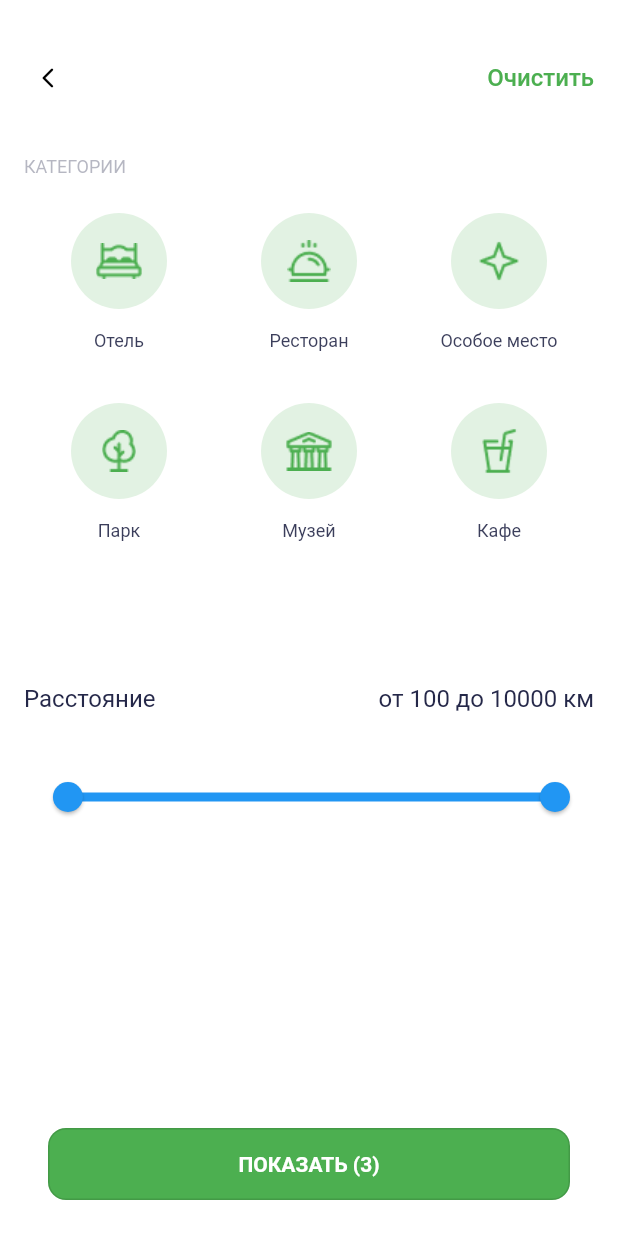
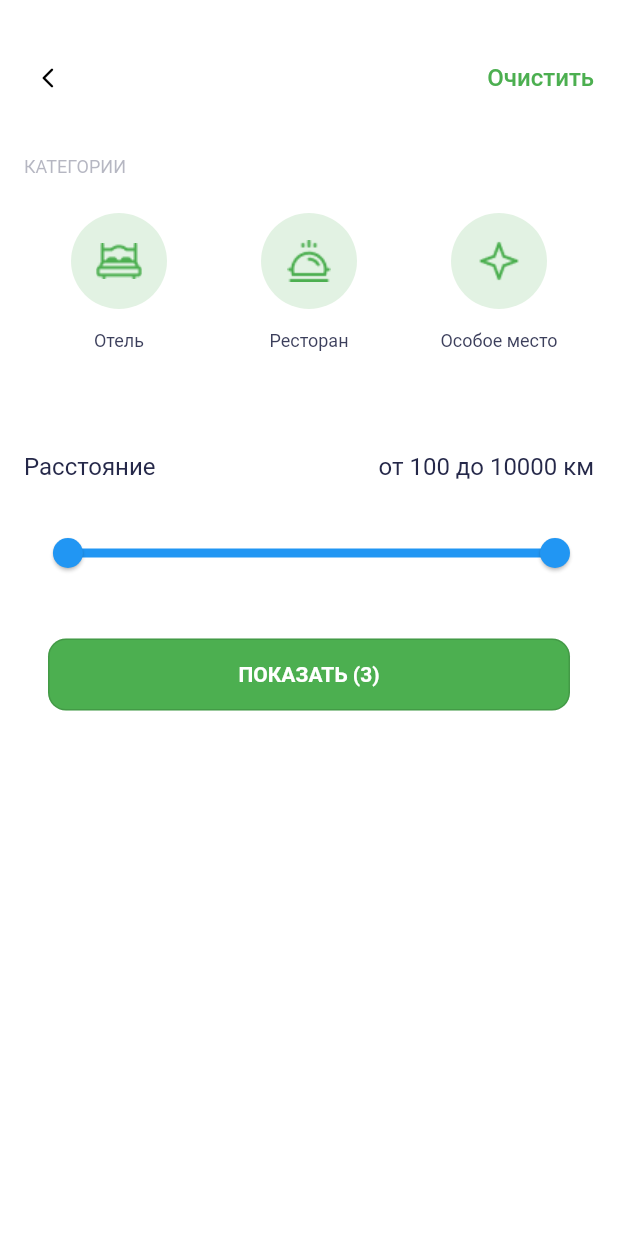
Before and after one commit to sclrew/surf-flutter-course-shturba, a Flutter app: the FilterScreen screen opened by its route, on a phone screen of 412 x 824 dp. Run offline on Flutter 3.47's test engine with Material 2 defaults, Android fonts, the phone set to English and light mode, and no system bars; our stand-ins replace flutter_svg, google_fonts; missing offline and left inert: dart:ffi.

Commit message:
implementing MediaQuery for filterScreen

```diff
--- a/places/lib/ui/screen/filter_screen.dart
+++ b/places/lib/ui/screen/filter_screen.dart
@@ -27,9 +27,11 @@ class _FilterScreenState extends State<FilterScreen> {
   bool isCafe = false;
 
   var _selectedRange = const RangeValues(100, 10000);
+  bool _isSmallScreen = false;
 
   @override
   Widget build(BuildContext context) {
+    if (MediaQuery.of(context).size.width < 481) _isSmallScreen = true;
     return Scaffold(
       body: Container(
         padding: const EdgeInsets.symmetric(horizontal: 16),
@@ -132,38 +134,13 @@ class _FilterScreenState extends State<FilterScreen> {
                     });
                   },
                 ),
-                MenuElement(
-                  isActive: isPark,
-                  imgUrl: assetsUrl['park']!,
-                  nazvanie: words['Park']!,
-                  onTap: () {
-                    setState(() {
-                      isPark = !isPark;
-                    });
-                  },
-                ),
-                MenuElement(
-                  isActive: isMuseum,
-                  imgUrl: assetsUrl['museum']!,
-                  nazvanie: words['Museum']!,
-                  onTap: () {
-                    setState(() {
-                      isMuseum = !isMuseum;
-                    });
-                  },
-                ),
-                MenuElement(
-                  isActive: isCafe,
-                  imgUrl: assetsUrl['cafe']!,
-                  nazvanie: words['Cafe']!,
-                  onTap: () {
-                    setState(() {
-                      isCafe = !isCafe;
-                    });
-                  },
-                ),
               ],
             ),
+            if (_isSmallScreen)
+              const SizedBox(
+                height: 28,
+              )
+            else
               const SizedBox(
                 height: 56,
               ),
@@ -183,6 +160,11 @@ class _FilterScreenState extends State<FilterScreen> {
                 ],
               ),
             ),
+            if (_isSmallScreen)
+              const SizedBox(
+                height: 24,
+              )
+            else
               const SizedBox(
                 height: 32,
               ),
@@ -202,11 +184,18 @@ class _FilterScreenState extends State<FilterScreen> {
                 });
               },
             ),
+            if (_isSmallScreen)
+              const SizedBox(
+                height: 33,
+              )
+            else
               Expanded(
                 child: Container(),
               ),
             Container(
-              margin: const EdgeInsets.only(left: 16, top: 24, right: 16),
+              margin: _isSmallScreen
+                  ? const EdgeInsets.symmetric(horizontal: 16)
+                  : const EdgeInsets.only(left: 16, top: 24, right: 16),
               child: Column(
                 crossAxisAlignment: CrossAxisAlignment.start,
                 children: [
@@ -219,14 +208,6 @@ class _FilterScreenState extends State<FilterScreen> {
                       ),
                     ),
                     onPressed: () {
-                      // Navigator.of(context).push<void>(
-                      //   MaterialPageRoute(
-                      //     builder: (context) => SightListScreen(
-                      //       startR: _selectedRange.start,
-                      //       endR: _selectedRange.end,
-                      //     ),
-                      //   ),
-                      // );
                       Navigator.pushAndRemoveUntil(
                         context,
                         MaterialPageRoute<void>(
@@ -250,6 +231,9 @@ class _FilterScreenState extends State<FilterScreen> {
                       ),
                     ),
                   ),
+                  if (_isSmallScreen)
+                    Container()
+                  else
                     const SizedBox(
                       height: 24,
                     ),
```
Lines whose indentation alone changed are shown as unchanged.
